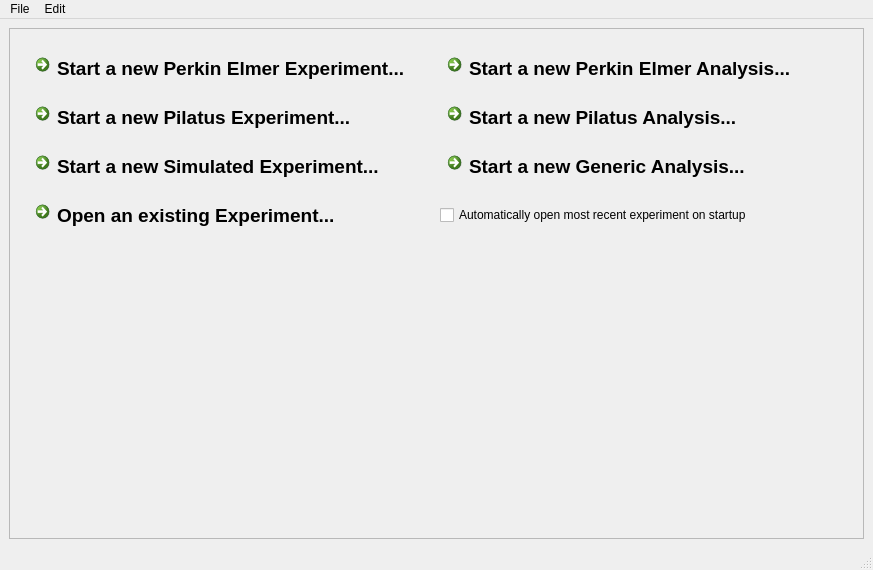
Before: the Qt Designer form source/qxrdwelcomewindow.ui in guyjennings/qxrd, drawn with Qt 5.
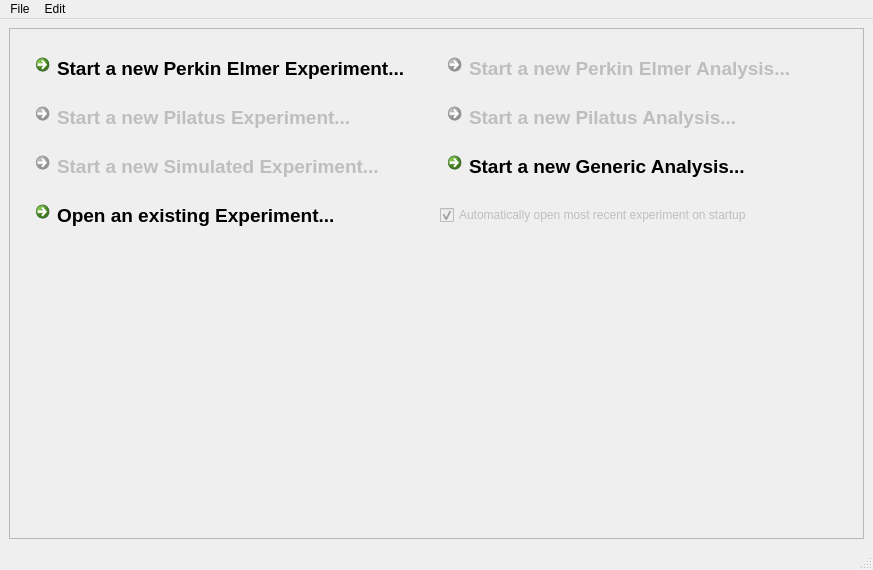
After: the same form once the commit is applied. Icons and pictures are not drawn.

The edit to the form file:
```diff
--- a/source/qxrdwelcomewindow.ui
+++ b/source/qxrdwelcomewindow.ui
@@ -25,7 +25,7 @@
         <rect>
          <x>0</x>
          <y>0</y>
-         <width>897</width>
+         <width>847</width>
          <height>501</height>
         </rect>
        </property>
@@ -57,6 +57,9 @@
            </item>
            <item row="1" column="1">
             <widget class="QCommandLinkButton" name="m_NewPerkinElmerAnalysis">
+             <property name="enabled">
+              <bool>false</bool>
+             </property>
              <property name="font">
               <font>
                <pointsize>14</pointsize>
@@ -79,6 +82,9 @@
            </item>
            <item row="2" column="0">
             <widget class="QCommandLinkButton" name="m_NewPilatusAcquisition">
+             <property name="enabled">
+              <bool>false</bool>
+             </property>
              <property name="font">
               <font>
                <pointsize>14</pointsize>
@@ -101,6 +107,9 @@
            </item>
            <item row="2" column="1">
             <widget class="QCommandLinkButton" name="m_NewPilatusAnalysis">
+             <property name="enabled">
+              <bool>false</bool>
+             </property>
              <property name="font">
               <font>
                <pointsize>14</pointsize>
@@ -123,6 +132,9 @@
            </item>
            <item row="3" column="0">
             <widget class="QCommandLinkButton" name="m_NewSimulatedAcquisition">
+             <property name="enabled">
+              <bool>false</bool>
+             </property>
              <property name="font">
               <font>
                <pointsize>14</pointsize>
@@ -189,9 +201,15 @@
            </item>
            <item row="4" column="1">
             <widget class="QCheckBox" name="m_AutoOpenRecent">
+             <property name="enabled">
+              <bool>false</bool>
+             </property>
              <property name="text">
               <string>Automatically open most recent experiment on startup</string>
              </property>
+             <property name="checked">
+              <bool>true</bool>
+             </property>
             </widget>
            </item>
           </layout>
```
